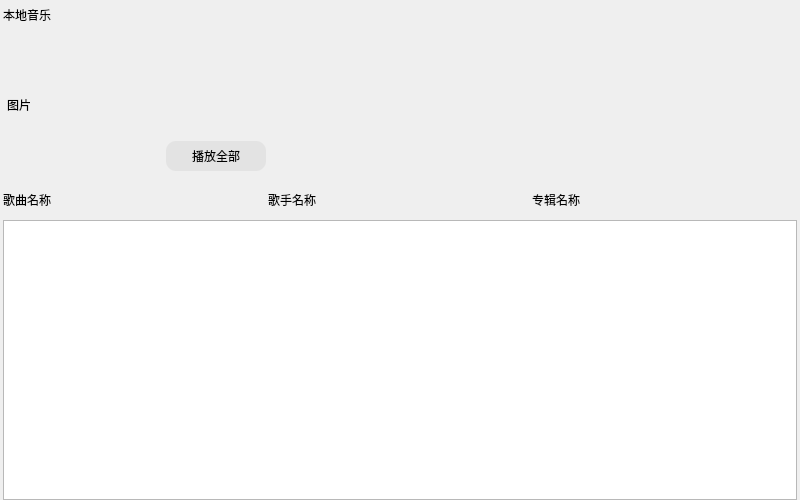
First picture: the form in QQMusic/commonpage.ui, repository Lotso-ww/music-player-client, before the edit.
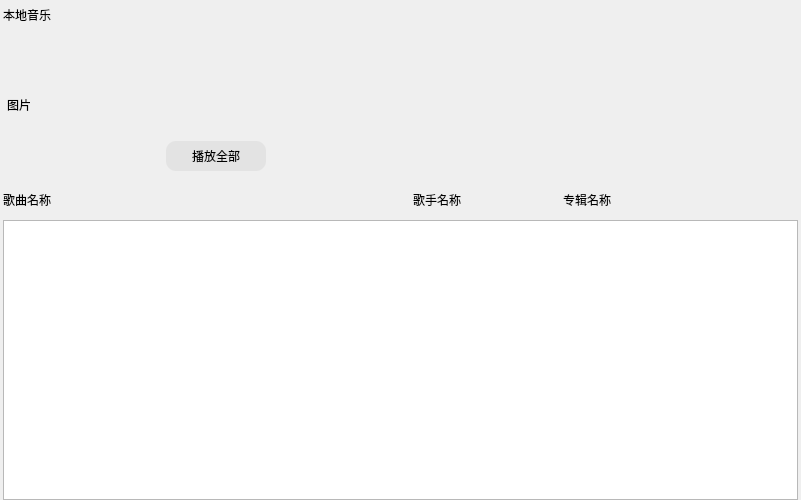
Second picture: the form after the edit.

What changed in the file:
```diff
--- a/QQMusic/commonpage.ui
+++ b/QQMusic/commonpage.ui
@@ -219,6 +219,18 @@
       </property>
       <item>
        <widget class="QLabel" name="musicNameLabel">
+        <property name="minimumSize">
+         <size>
+          <width>410</width>
+          <height>0</height>
+         </size>
+        </property>
+        <property name="maximumSize">
+         <size>
+          <width>410</width>
+          <height>16777215</height>
+         </size>
+        </property>
         <property name="text">
          <string>歌曲名称</string>
         </property>
@@ -226,6 +238,18 @@
       </item>
       <item>
        <widget class="QLabel" name="musicSingerLabel">
+        <property name="minimumSize">
+         <size>
+          <width>150</width>
+          <height>0</height>
+         </size>
+        </property>
+        <property name="maximumSize">
+         <size>
+          <width>150</width>
+          <height>16777215</height>
+         </size>
+        </property>
         <property name="text">
          <string>歌手名称</string>
         </property>
@@ -233,6 +257,18 @@
       </item>
       <item>
        <widget class="QLabel" name="musicAlbumLabel">
+        <property name="minimumSize">
+         <size>
+          <width>235</width>
+          <height>0</height>
+         </size>
+        </property>
+        <property name="maximumSize">
+         <size>
+          <width>235</width>
+          <height>16777215</height>
+         </size>
+        </property>
         <property name="text">
          <string>专辑名称</string>
         </property>
```
